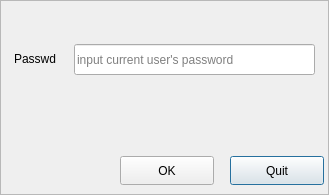
First picture: the form in src/authdialog.ui, repository UbuntuKylin/youker-assistant, before the edit.
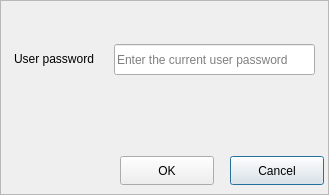
Second picture: the form after the edit. Icons and pictures are not drawn.

What changed in the file:
```diff
--- a/src/authdialog.ui
+++ b/src/authdialog.ui
@@ -27,7 +27,7 @@
 font: 11pt &quot;文泉驿微米黑&quot;;</string>
    </property>
    <property name="text">
-    <string>Quit</string>
+    <string>Cancel</string>
    </property>
   </widget>
   <widget class="QPushButton" name="okButton">
@@ -97,20 +97,20 @@
     <rect>
      <x>14</x>
      <y>51</y>
-     <width>58</width>
+     <width>101</width>
      <height>16</height>
     </rect>
    </property>
    <property name="text">
-    <string>&lt;html&gt;&lt;head/&gt;&lt;body&gt;&lt;p&gt;Passwd&lt;/p&gt;&lt;/body&gt;&lt;/html&gt;</string>
+    <string>&lt;html&gt;&lt;head/&gt;&lt;body&gt;&lt;p&gt;User password&lt;/p&gt;&lt;/body&gt;&lt;/html&gt;</string>
    </property>
   </widget>
   <widget class="QLineEdit" name="lineEdit">
    <property name="geometry">
     <rect>
-     <x>74</x>
+     <x>114</x>
      <y>44</y>
-     <width>241</width>
+     <width>201</width>
      <height>31</height>
     </rect>
    </property>
@@ -118,7 +118,7 @@
     <string/>
    </property>
    <property name="placeholderText">
-    <string>input current user's password</string>
+    <string>Enter the current user password</string>
    </property>
   </widget>
   <widget class="QFrame" name="frame">
```
